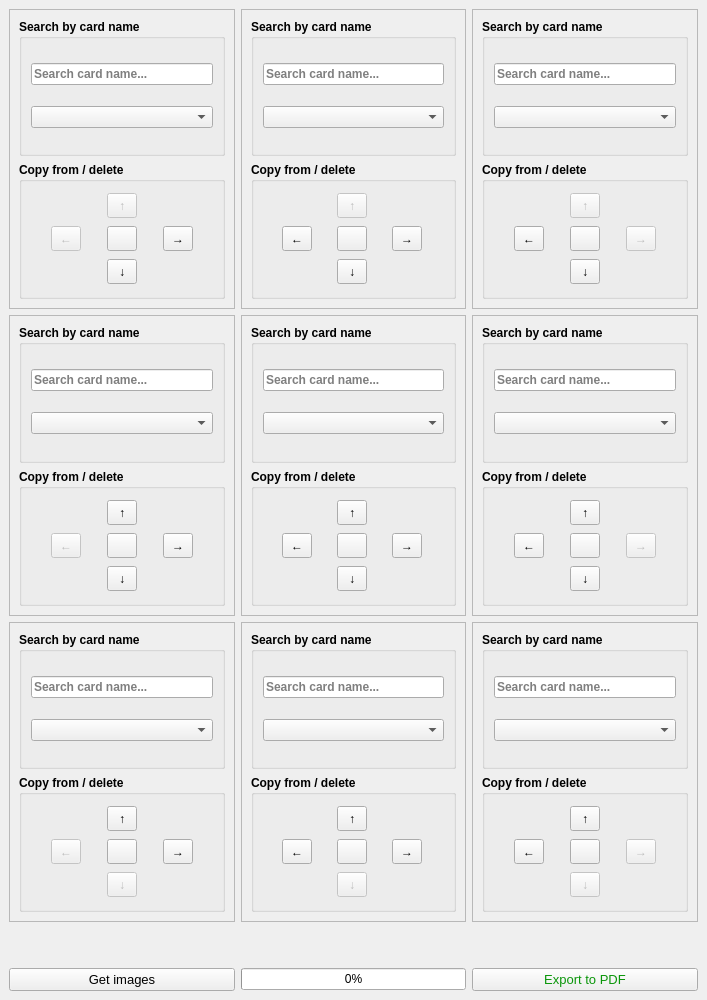
ManuelAndia/YGOProxyPrinter, file mainwindow.ui: the form before one commit.
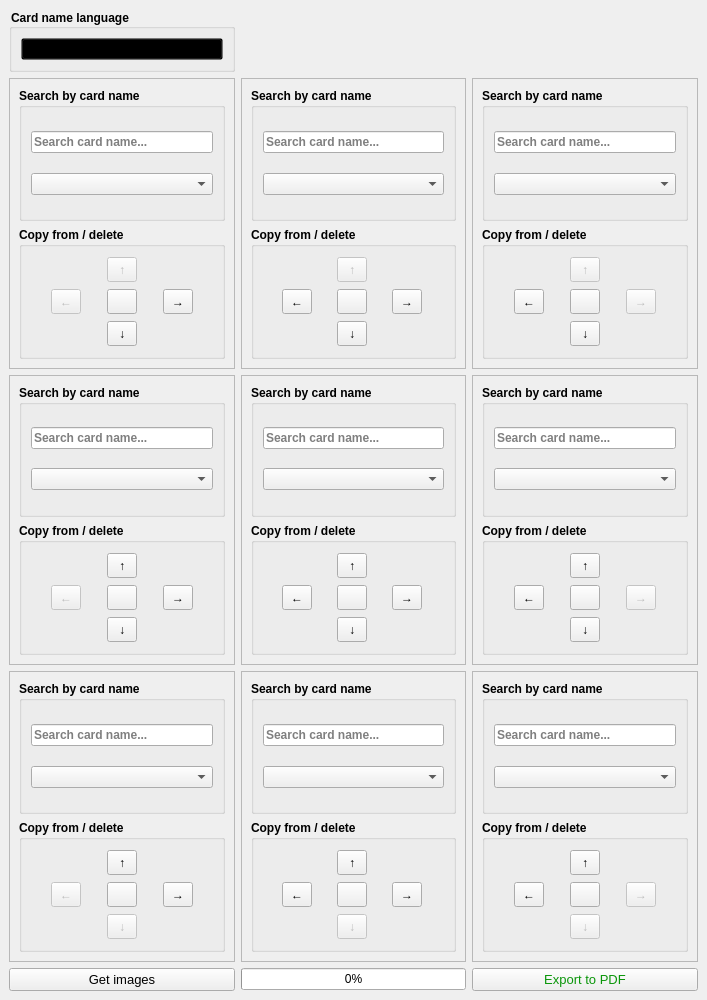
The form after the commit.

Commit message: MaJ 2025/07/31 17:58:40 (v0.3 added language selection for card names)

Diff of the .ui file:
```diff
--- a/mainwindow.ui
+++ b/mainwindow.ui
@@ -21,136 +21,45 @@
   </property>
   <widget class="QWidget" name="centralwidget">
    <layout class="QGridLayout" name="gridLayout">
+    <item row="4" column="1">
+     <widget class="QProgressBar" name="progressBar">
+      <property name="value">
+       <number>0</number>
+      </property>
+     </widget>
+    </item>
+    <item row="4" column="3">
+     <widget class="QPushButton" name="ExportPDFButton">
+      <property name="font">
+       <font>
+        <pointsize>10</pointsize>
+        <weight>50</weight>
+        <bold>false</bold>
+       </font>
+      </property>
+      <property name="styleSheet">
+       <string notr="true">color: rgba(10, 150, 10, 255);</string>
+      </property>
+      <property name="text">
+       <string>Export to PDF</string>
+      </property>
+     </widget>
+    </item>
+    <item row="4" column="0">
+     <widget class="QPushButton" name="GetImagesButton">
+      <property name="font">
+       <font>
+        <pointsize>10</pointsize>
+        <weight>50</weight>
+        <bold>false</bold>
+       </font>
+      </property>
+      <property name="text">
+       <string>Get images</string>
+      </property>
+     </widget>
+    </item>
     <item row="1" column="0">
-     <widget class="QFrame" name="frame_3">
-      <property name="sizePolicy">
-       <sizepolicy hsizetype="Preferred" vsizetype="Preferred">
-        <horstretch>1</horstretch>
-        <verstretch>1</verstretch>
-       </sizepolicy>
-      </property>
-      <property name="frameShape">
-       <enum>QFrame::StyledPanel</enum>
-      </property>
-      <property name="frameShadow">
-       <enum>QFrame::Plain</enum>
-      </property>
-      <layout class="QVBoxLayout" name="verticalLayout_10">
-       <item>
-        <widget class="QGroupBox" name="SearchCardGroupBox_3">
-         <property name="font">
-          <font>
-           <weight>75</weight>
-           <bold>true</bold>
-          </font>
-         </property>
-         <property name="title">
-          <string>Search by card name</string>
-         </property>
-         <layout class="QVBoxLayout" name="verticalLayout_12">
-          <item>
-           <widget class="QLineEdit" name="SearchCardEdit_3">
-            <property name="placeholderText">
-             <string>Search card name...</string>
-            </property>
-            <property name="clearButtonEnabled">
-             <bool>true</bool>
-            </property>
-           </widget>
-          </item>
-          <item>
-           <widget class="QComboBox" name="SearchCardCombo_3"/>
-          </item>
-         </layout>
-        </widget>
-       </item>
-       <item>
-        <widget class="QGroupBox" name="CopyFromGroupBox_3">
-         <property name="font">
-          <font>
-           <weight>75</weight>
-           <bold>true</bold>
-          </font>
-         </property>
-         <property name="title">
-          <string>Copy from / delete</string>
-         </property>
-         <layout class="QGridLayout" name="gridLayout_5">
-          <item row="0" column="1">
-           <widget class="QToolButton" name="CopyUpButton_3">
-            <property name="minimumSize">
-             <size>
-              <width>30</width>
-              <height>25</height>
-             </size>
-            </property>
-            <property name="text">
-             <string>↑</string>
-            </property>
-           </widget>
-          </item>
-          <item row="1" column="0">
-           <widget class="QToolButton" name="CopyLeftButton_3">
-            <property name="enabled">
-             <bool>false</bool>
-            </property>
-            <property name="minimumSize">
-             <size>
-              <width>30</width>
-              <height>25</height>
-             </size>
-            </property>
-            <property name="text">
-             <string>←</string>
-            </property>
-           </widget>
-          </item>
-          <item row="2" column="1">
-           <widget class="QToolButton" name="CopyDownButton_3">
-            <property name="minimumSize">
-             <size>
-              <width>30</width>
-              <height>25</height>
-             </size>
-            </property>
-            <property name="text">
-             <string>↓</string>
-            </property>
-           </widget>
-          </item>
-          <item row="1" column="2">
-           <widget class="QToolButton" name="CopyRightButton_3">
-            <property name="minimumSize">
-             <size>
-              <width>30</width>
-              <height>25</height>
-             </size>
-            </property>
-            <property name="text">
-             <string>→</string>
-            </property>
-           </widget>
-          </item>
-          <item row="1" column="1">
-           <widget class="QToolButton" name="DeleteButton_3">
-            <property name="minimumSize">
-             <size>
-              <width>30</width>
-              <height>25</height>
-             </size>
-            </property>
-            <property name="text">
-             <string/>
-            </property>
-           </widget>
-          </item>
-         </layout>
-        </widget>
-       </item>
-      </layout>
-     </widget>
-    </item>
-    <item row="0" column="0">
      <widget class="QFrame" name="frame_0">
       <property name="sizePolicy">
        <sizepolicy hsizetype="Preferred" vsizetype="Preferred">
@@ -282,7 +191,7 @@
       </layout>
      </widget>
     </item>
-    <item row="0" column="1">
+    <item row="1" column="1">
      <widget class="QFrame" name="frame_1">
       <property name="sizePolicy">
        <sizepolicy hsizetype="Preferred" vsizetype="Preferred">
@@ -411,7 +320,268 @@
       </layout>
      </widget>
     </item>
-    <item row="1" column="1">
+    <item row="2" column="0">
+     <widget class="QFrame" name="frame_3">
+      <property name="sizePolicy">
+       <sizepolicy hsizetype="Preferred" vsizetype="Preferred">
+        <horstretch>1</horstretch>
+        <verstretch>1</verstretch>
+       </sizepolicy>
+      </property>
+      <property name="frameShape">
+       <enum>QFrame::StyledPanel</enum>
+      </property>
+      <property name="frameShadow">
+       <enum>QFrame::Plain</enum>
+      </property>
+      <layout class="QVBoxLayout" name="verticalLayout_10">
+       <item>
+        <widget class="QGroupBox" name="SearchCardGroupBox_3">
+         <property name="font">
+          <font>
+           <weight>75</weight>
+           <bold>true</bold>
+          </font>
+         </property>
+         <property name="title">
+          <string>Search by card name</string>
+         </property>
+         <layout class="QVBoxLayout" name="verticalLayout_12">
+          <item>
+           <widget class="QLineEdit" name="SearchCardEdit_3">
+            <property name="placeholderText">
+             <string>Search card name...</string>
+            </property>
+            <property name="clearButtonEnabled">
+             <bool>true</bool>
+            </property>
+           </widget>
+          </item>
+          <item>
+           <widget class="QComboBox" name="SearchCardCombo_3"/>
+          </item>
+         </layout>
+        </widget>
+       </item>
+       <item>
+        <widget class="QGroupBox" name="CopyFromGroupBox_3">
+         <property name="font">
+          <font>
+           <weight>75</weight>
+           <bold>true</bold>
+          </font>
+         </property>
+         <property name="title">
+          <string>Copy from / delete</string>
+         </property>
+         <layout class="QGridLayout" name="gridLayout_5">
+          <item row="0" column="1">
+           <widget class="QToolButton" name="CopyUpButton_3">
+            <property name="minimumSize">
+             <size>
+              <width>30</width>
+              <height>25</height>
+             </size>
+            </property>
+            <property name="text">
+             <string>↑</string>
+            </property>
+           </widget>
+          </item>
+          <item row="1" column="0">
+           <widget class="QToolButton" name="CopyLeftButton_3">
+            <property name="enabled">
+             <bool>false</bool>
+            </property>
+            <property name="minimumSize">
+             <size>
+              <width>30</width>
+              <height>25</height>
+             </size>
+            </property>
+            <property name="text">
+             <string>←</string>
+            </property>
+           </widget>
+          </item>
+          <item row="2" column="1">
+           <widget class="QToolButton" name="CopyDownButton_3">
+            <property name="minimumSize">
+             <size>
+              <width>30</width>
+              <height>25</height>
+             </size>
+            </property>
+            <property name="text">
+             <string>↓</string>
+            </property>
+           </widget>
+          </item>
+          <item row="1" column="2">
+           <widget class="QToolButton" name="CopyRightButton_3">
+            <property name="minimumSize">
+             <size>
+              <width>30</width>
+              <height>25</height>
+             </size>
+            </property>
+            <property name="text">
+             <string>→</string>
+            </property>
+           </widget>
+          </item>
+          <item row="1" column="1">
+           <widget class="QToolButton" name="DeleteButton_3">
+            <property name="minimumSize">
+             <size>
+              <width>30</width>
+              <height>25</height>
+             </size>
+            </property>
+            <property name="text">
+             <string/>
+            </property>
+           </widget>
+          </item>
+         </layout>
+        </widget>
+       </item>
+      </layout>
+     </widget>
+    </item>
+    <item row="3" column="3">
+     <widget class="QFrame" name="frame_8">
+      <property name="sizePolicy">
+       <sizepolicy hsizetype="Preferred" vsizetype="Preferred">
+        <horstretch>1</horstretch>
+        <verstretch>1</verstretch>
+       </sizepolicy>
+      </property>
+      <property name="frameShape">
+       <enum>QFrame::StyledPanel</enum>
+      </property>
+      <property name="frameShadow">
+       <enum>QFrame::Plain</enum>
+      </property>
+      <layout class="QVBoxLayout" name="verticalLayout_25">
+       <item>
+        <widget class="QGroupBox" name="SearchCardGroupBox_8">
+         <property name="font">
+          <font>
+           <weight>75</weight>
+           <bold>true</bold>
+          </font>
+         </property>
+         <property name="title">
+          <string>Search by card name</string>
+         </property>
+         <layout class="QVBoxLayout" name="verticalLayout_27">
+          <item>
+           <widget class="QLineEdit" name="SearchCardEdit_8">
+            <property name="placeholderText">
+             <string>Search card name...</string>
+            </property>
+            <property name="clearButtonEnabled">
+             <bool>true</bool>
+            </property>
+           </widget>
+          </item>
+          <item>
+           <widget class="QComboBox" name="SearchCardCombo_8"/>
+          </item>
+         </layout>
+        </widget>
+       </item>
+       <item>
+        <widget class="QGroupBox" name="CopyFromGroupBox_8">
+         <property name="font">
+          <font>
+           <weight>75</weight>
+           <bold>true</bold>
+          </font>
+         </property>
+         <property name="title">
+          <string>Copy from / delete</string>
+         </property>
+         <layout class="QGridLayout" name="gridLayout_10">
+          <item row="0" column="1">
+           <widget class="QToolButton" name="CopyUpButton_8">
+            <property name="minimumSize">
+             <size>
+              <width>30</width>
+              <height>25</height>
+             </size>
+            </property>
+            <property name="text">
+             <string>↑</string>
+            </property>
+           </widget>
+          </item>
+          <item row="1" column="0">
+           <widget class="QToolButton" name="CopyLeftButton_8">
+            <property name="minimumSize">
+             <size>
+              <width>30</width>
+              <height>25</height>
+             </size>
+            </property>
+            <property name="text">
+             <string>←</string>
+            </property>
+           </widget>
+          </item>
+          <item row="2" column="1">
+           <widget class="QToolButton" name="CopyDownButton_8">
+            <property name="enabled">
+             <bool>false</bool>
+            </property>
+            <property name="minimumSize">
+             <size>
+              <width>30</width>
+              <height>25</height>
+             </size>
+            </property>
+            <property name="text">
+             <string>↓</string>
+            </property>
+           </widget>
+          </item>
+          <item row="1" column="2">
+           <widget class="QToolButton" name="CopyRightButton_8">
+            <property name="enabled">
+             <bool>false</bool>
+            </property>
+            <property name="minimumSize">
+             <size>
+              <width>30</width>
+              <height>25</height>
+             </size>
+            </property>
+            <property name="text">
+             <string>→</string>
+            </property>
+           </widget>
+          </item>
+          <item row="1" column="1">
+           <widget class="QToolButton" name="DeleteButton_8">
+            <property name="minimumSize">
+             <size>
+              <width>30</width>
+              <height>25</height>
+             </size>
+            </property>
+            <property name="text">
+             <string/>
+            </property>
+           </widget>
+          </item>
+         </layout>
+        </widget>
+       </item>
+      </layout>
+     </widget>
+    </item>
+    <item row="2" column="1">
      <widget class="QFrame" name="frame_4">
       <property name="sizePolicy">
        <sizepolicy hsizetype="Preferred" vsizetype="Preferred">
@@ -537,7 +707,7 @@
       </layout>
      </widget>
     </item>
-    <item row="0" column="3">
+    <item row="1" column="3">
      <widget class="QFrame" name="frame_2">
       <property name="sizePolicy">
        <sizepolicy hsizetype="Preferred" vsizetype="Preferred">
@@ -669,7 +839,7 @@
       </layout>
      </widget>
     </item>
-    <item row="1" column="3">
+    <item row="2" column="3">
      <widget class="QFrame" name="frame_5">
       <property name="sizePolicy">
        <sizepolicy hsizetype="Preferred" vsizetype="Preferred">
@@ -798,7 +968,7 @@
       </layout>
      </widget>
     </item>
-    <item row="2" column="0">
+    <item row="3" column="0">
      <widget class="QFrame" name="frame_6">
       <property name="sizePolicy">
        <sizepolicy hsizetype="Preferred" vsizetype="Preferred">
@@ -930,7 +1100,7 @@
       </layout>
      </widget>
     </item>
-    <item row="2" column="1">
+    <item row="3" column="1">
      <widget class="QFrame" name="frame_7">
       <property name="sizePolicy">
        <sizepolicy hsizetype="Preferred" vsizetype="Preferred">
@@ -1059,189 +1229,33 @@
       </layout>
      </widget>
     </item>
-    <item row="2" column="3">
-     <widget class="QFrame" name="frame_8">
+    <item row="0" column="0">
+     <widget class="QGroupBox" name="LanguageGroupBox">
       <property name="sizePolicy">
        <sizepolicy hsizetype="Preferred" vsizetype="Preferred">
         <horstretch>1</horstretch>
-        <verstretch>1</verstretch>
+        <verstretch>0</verstretch>
        </sizepolicy>
       </property>
-      <property name="frameShape">
-       <enum>QFrame::StyledPanel</enum>
-      </property>
-      <property name="frameShadow">
-       <enum>QFrame::Plain</enum>
-      </property>
-      <layout class="QVBoxLayout" name="verticalLayout_25">
-       <item>
-        <widget class="QGroupBox" name="SearchCardGroupBox_8">
-         <property name="font">
-          <font>
-           <weight>75</weight>
-           <bold>true</bold>
-          </font>
-         </property>
-         <property name="title">
-          <string>Search by card name</string>
-         </property>
-         <layout class="QVBoxLayout" name="verticalLayout_27">
-          <item>
-           <widget class="QLineEdit" name="SearchCardEdit_8">
-            <property name="placeholderText">
-             <string>Search card name...</string>
-            </property>
-            <property name="clearButtonEnabled">
-             <bool>true</bool>
-            </property>
-           </widget>
-          </item>
-          <item>
-           <widget class="QComboBox" name="SearchCardCombo_8"/>
-          </item>
-         </layout>
-        </widget>
-       </item>
-       <item>
-        <widget class="QGroupBox" name="CopyFromGroupBox_8">
-         <property name="font">
-          <font>
-           <weight>75</weight>
-           <bold>true</bold>
-          </font>
-         </property>
-         <property name="title">
-          <string>Copy from / delete</string>
-         </property>
-         <layout class="QGridLayout" name="gridLayout_10">
-          <item row="0" column="1">
-           <widget class="QToolButton" name="CopyUpButton_8">
-            <property name="minimumSize">
-             <size>
-              <width>30</width>
-              <height>25</height>
-             </size>
-            </property>
-            <property name="text">
-             <string>↑</string>
-            </property>
-           </widget>
-          </item>
-          <item row="1" column="0">
-           <widget class="QToolButton" name="CopyLeftButton_8">
-            <property name="minimumSize">
-             <size>
-              <width>30</width>
-              <height>25</height>
-             </size>
-            </property>
-            <property name="text">
-             <string>←</string>
-            </property>
-           </widget>
-          </item>
-          <item row="2" column="1">
-           <widget class="QToolButton" name="CopyDownButton_8">
-            <property name="enabled">
-             <bool>false</bool>
-            </property>
-            <property name="minimumSize">
-             <size>
-              <width>30</width>
-              <height>25</height>
-             </size>
-            </property>
-            <property name="text">
-             <string>↓</string>
-            </property>
-           </widget>
-          </item>
-          <item row="1" column="2">
-           <widget class="QToolButton" name="CopyRightButton_8">
-            <property name="enabled">
-             <bool>false</bool>
-            </property>
-            <property name="minimumSize">
-             <size>
-              <width>30</width>
-              <height>25</height>
-             </size>
-            </property>
-            <property name="text">
-             <string>→</string>
-            </property>
-           </widget>
-          </item>
-          <item row="1" column="1">
-           <widget class="QToolButton" name="DeleteButton_8">
-            <property name="minimumSize">
-             <size>
-              <width>30</width>
-              <height>25</height>
-             </size>
-            </property>
-            <property name="text">
-             <string/>
-            </property>
-           </widget>
-          </item>
-         </layout>
-        </widget>
-       </item>
-      </layout>
-     </widget>
-    </item>
-    <item row="4" column="1">
-     <widget class="QProgressBar" name="progressBar">
-      <property name="value">
-       <number>0</number>
-      </property>
-     </widget>
-    </item>
-    <item row="4" column="0">
-     <widget class="QPushButton" name="GetImagesButton">
       <property name="font">
        <font>
-        <pointsize>10</pointsize>
-        <weight>50</weight>
-        <bold>false</bold>
-       </font>
-      </property>
-      <property name="text">
-       <string>Get images</string>
-      </property>
-     </widget>
-    </item>
-    <item row="4" column="3">
-     <widget class="QPushButton" name="ExportPDFButton">
-      <property name="font">
-       <font>
-        <pointsize>10</pointsize>
-        <weight>50</weight>
-        <bold>false</bold>
+        <weight>75</weight>
+        <bold>true</bold>
        </font>
       </property>
       <property name="styleSheet">
-       <string notr="true">color: rgba(10, 150, 10, 255);</string>
+       <string notr="true">background-color: rgba(0, 0, 0, 0)</string>
       </property>
-      <property name="text">
-       <string>Export to PDF</string>
+      <property name="title">
+       <string>Card name language</string>
       </property>
+      <layout class="QGridLayout" name="gridLayout_11">
+       <item row="0" column="0">
+        <widget class="QComboBox" name="LanguageComboBox"/>
+       </item>
+      </layout>
      </widget>
     </item>
-    <item row="3" column="1">
-     <spacer name="verticalSpacer">
-      <property name="orientation">
-       <enum>Qt::Vertical</enum>
-      </property>
-      <property name="sizeHint" stdset="0">
-       <size>
-        <width>20</width>
-        <height>40</height>
-       </size>
-      </property>
-     </spacer>
-    </item>
    </layout>
   </widget>
  </widget>
```
The commit also changes 4 other files.
